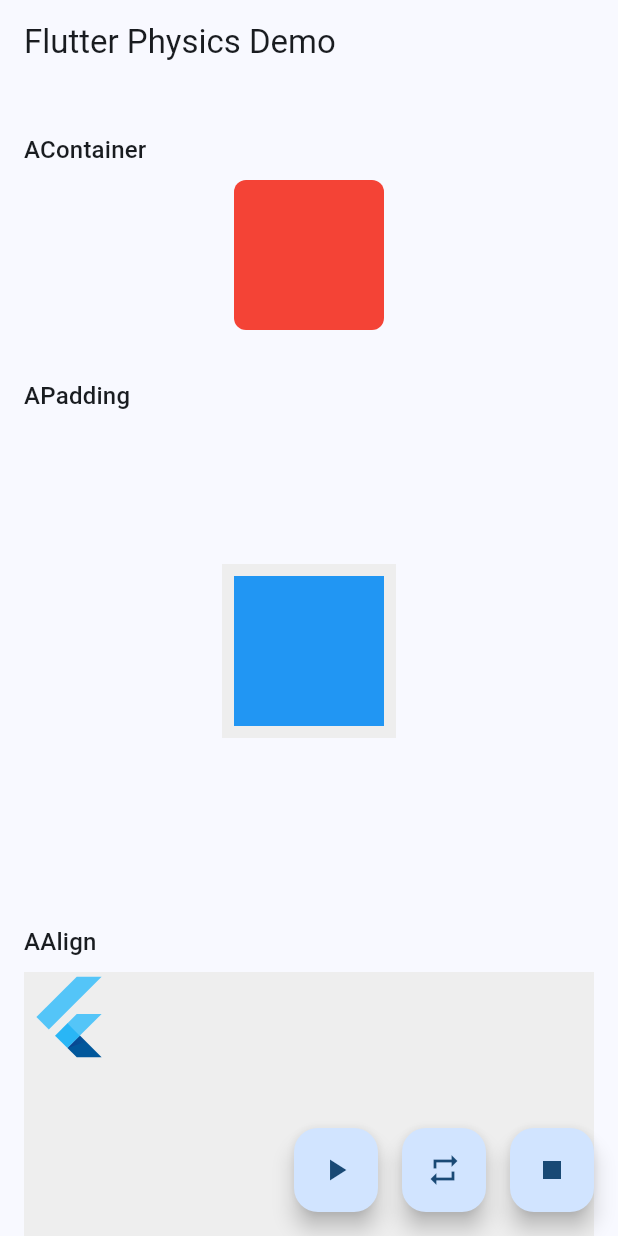
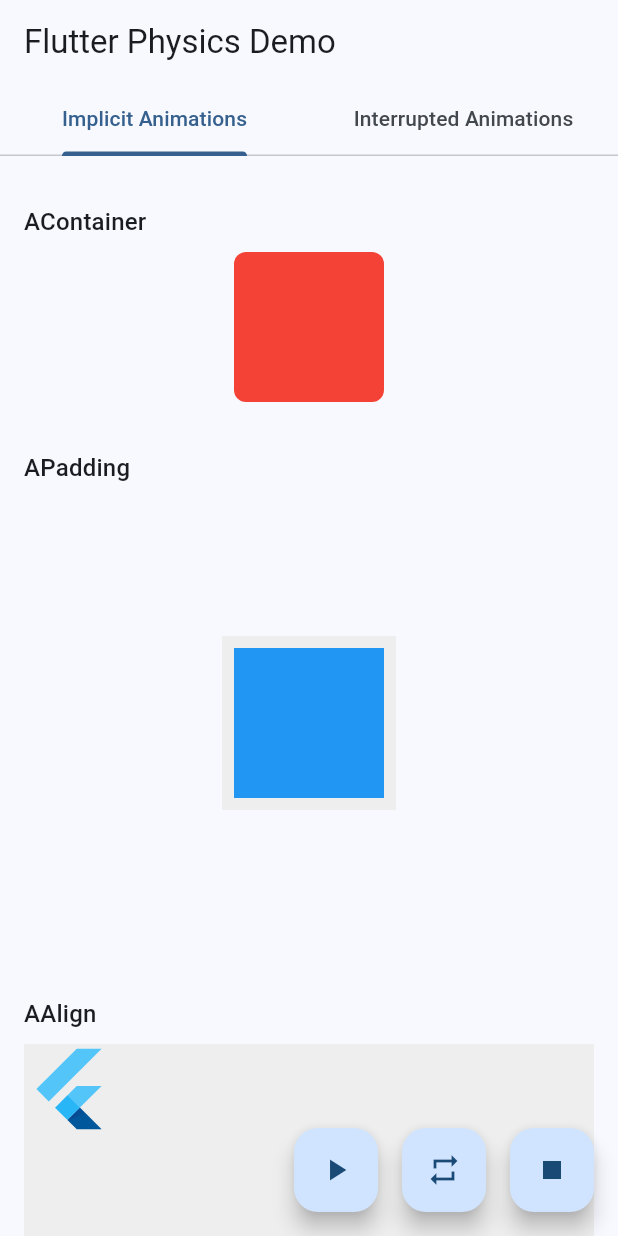
Before and after one commit to sangddn/flutter_physics, a Flutter app: the screen it shows after launch, on a phone screen of 412 x 824 dp. Run offline on Flutter 3.47's test engine with Material 3 defaults, Android fonts, the phone set to English and light mode, and no system bars.

Commit message:
Add implicit and interrupted animations pages
- Introduced two new pages: ImplicitAnimationsPage and InterruptedAnimationsPage, showcasing various animation behaviors using the Flutter Physics library.
- Updated main.dart to include a tabbed interface for easy navigation between the new animation pages.
- Removed the previous HomePage state management logic, simplifying the structure and enhancing readability.

```diff
--- /dev/null
+++ b/example/lib/implicit_animations_page.dart
@@ -0,0 +1,196 @@
+import 'dart:async';
+import 'package:flutter/material.dart';
+import 'package:flutter_physics/flutter_physics.dart';
+
+class ImplicitAnimationsPage extends StatefulWidget {
+  const ImplicitAnimationsPage({super.key});
+
+  @override
+  State<ImplicitAnimationsPage> createState() => _ImplicitAnimationsPageState();
+}
+
+class _ImplicitAnimationsPageState extends State<ImplicitAnimationsPage> {
+  bool _isAnimated = false;
+  Timer? _timer;
+
+  void _toggleAnimation() {
+    setState(() {
+      _isAnimated = !_isAnimated;
+    });
+  }
+
+  void _toggleBackAndForth() {
+    _timer?.cancel();
+    _timer = Timer.periodic(const Duration(milliseconds: 500), (timer) {
+      setState(() {
+        _isAnimated = !_isAnimated;
+      });
+    });
+  }
+
+  void _stopBackAndForth() {
+    _timer?.cancel();
+  }
+
+  @override
+  void dispose() {
+    _timer?.cancel();
+    super.dispose();
+  }
+
+  @override
+  Widget build(BuildContext context) {
+    final spring = Spring.elegant;
+    return Scaffold(
+      body: SingleChildScrollView(
+        padding: const EdgeInsets.all(16.0),
+        child: Column(
+          crossAxisAlignment: CrossAxisAlignment.start,
+          children: [
+            _buildSection(
+              'AContainer',
+              AContainer(
+                physics: spring,
+                decoration: BoxDecoration(
+                  color: _isAnimated ? Colors.blue : Colors.red,
+                  borderRadius: BorderRadius.circular(8),
+                ),
+                child: const SizedBox(width: 100, height: 100),
+              ),
+            ),
+            _buildSection(
+              'APadding',
+              SizedBox(
+                height: 300.0,
+                child: Center(
+                  child: ColoredBox(
+                    color: Colors.grey[200]!,
+                    child: APadding(
+                      physics: spring,
+                      padding: _isAnimated
+                          ? const EdgeInsets.all(32)
+                          : const EdgeInsets.all(8),
+                      child: Container(
+                        color: Colors.blue,
+                        width: 100,
+                        height: 100,
+                      ),
+                    ),
+                  ),
+                ),
+              ),
+            ),
+            _buildSection(
+              'AAlign',
+              Container(
+                height: 200,
+                color: Colors.grey[200],
+                child: AAlign(
+                  physics: spring,
+                  alignment:
+                      _isAnimated ? Alignment.bottomRight : Alignment.topLeft,
+                  child: const FlutterLogo(size: 60),
+                ),
+              ),
+            ),
+            _buildSection(
+              'AScale',
+              AScale(
+                physics: spring,
+                scale: _isAnimated ? 2.0 : 1.0,
+                child: const FlutterLogo(size: 50),
+              ),
+            ),
+            _buildSection(
+              'ARotation',
+              ARotation(
+                physics: spring,
+                turns: _isAnimated ? 1.0 : 0.0,
+                child: const FlutterLogo(size: 50),
+              ),
+            ),
+            _buildSection(
+              'ASlide',
+              SizedBox(
+                height: 100,
+                child: ASlide(
+                  physics: spring,
+                  offset: _isAnimated ? const Offset(0.5, 0.0) : Offset.zero,
+                  child: const FlutterLogo(size: 50),
+                ),
+              ),
+            ),
+            _buildSection(
+              'AOpacity',
+              AOpacity(
+                physics: spring,
+                opacity: _isAnimated ? 0.3 : 1.0,
+                child: const FlutterLogo(size: 50),
+              ),
+            ),
+            _buildSection(
+              'APhysicalModel',
+              APhysicalModel(
+                physics: spring,
+                elevation: _isAnimated ? 20.0 : 2.0,
+                color: _isAnimated ? Colors.blue : Colors.red,
+                shadowColor: Colors.black,
+                borderRadius: BorderRadius.circular(8),
+                child: const SizedBox(width: 100, height: 100),
+              ),
+            ),
+            _buildSection(
+              'AFractionallySizedBox',
+              Container(
+                color: Colors.grey[200],
+                height: 100,
+                child: AFractionallySizedBox(
+                  physics: spring,
+                  widthFactor: _isAnimated ? 1.0 : 0.5,
+                  child: Container(color: Colors.blue),
+                ),
+              ),
+            ),
+            const SizedBox(height: 500),
+          ],
+        ),
+      ),
+      floatingActionButton: Row(
+        mainAxisSize: MainAxisSize.min,
+        children: [
+          FloatingActionButton(
+            onPressed: _toggleAnimation,
+            child: Icon(_isAnimated ? Icons.refresh : Icons.play_arrow),
+          ),
+          const SizedBox(width: 16),
+          FloatingActionButton(
+            onPressed: _toggleBackAndForth,
+            child: const Icon(Icons.repeat),
+          ),
+          const SizedBox(width: 16),
+          FloatingActionButton(
+            onPressed: _stopBackAndForth,
+            child: const Icon(Icons.stop),
+          ),
+        ],
+      ),
+    );
+  }
+
+  Widget _buildSection(String title, Widget child) {
+    return Padding(
+      padding: const EdgeInsets.symmetric(vertical: 16.0),
+      child: Column(
+        crossAxisAlignment: CrossAxisAlignment.start,
+        children: [
+          Text(
+            title,
+            style: Theme.of(context).textTheme.titleMedium,
+          ),
+          const SizedBox(height: 8),
+          Center(child: child),
+        ],
+      ),
+    );
+  }
+}
--- a/example/lib/main.dart
+++ b/example/lib/main.dart
@@ -1,7 +1,6 @@
-import 'dart:async';
-
 import 'package:flutter/material.dart';
-import 'package:flutter_physics/flutter_physics.dart';
+import 'implicit_animations_page.dart';
+import 'interrupted_animations_page.dart';
 
 void main() {
   runApp(const MyApp());
@@ -23,190 +22,29 @@ class MyApp extends StatelessWidget {
   }
 }
 
-class HomePage extends StatefulWidget {
+class HomePage extends StatelessWidget {
   const HomePage({super.key});
 
   @override
-  State<HomePage> createState() => _HomePageState();
-}
-
-class _HomePageState extends State<HomePage> {
-  bool _isAnimated = false;
-  Timer? _timer;
-
-  void _toggleAnimation() {
-    setState(() {
-      _isAnimated = !_isAnimated;
-    });
-  }
-
-  void _toggleBackAndForth() {
-    _timer?.cancel();
-    _timer = Timer.periodic(const Duration(milliseconds: 500), (timer) {
-      setState(() {
-        _isAnimated = !_isAnimated;
-      });
-    });
-  }
-
-  void _stopBackAndForth() {
-    _timer?.cancel();
-  }
-
-  @override
   Widget build(BuildContext context) {
-    final spring = Spring.elegant;
-    return Scaffold(
-      appBar: AppBar(
-        title: const Text('Flutter Physics Demo'),
-      ),
-      body: SingleChildScrollView(
-        padding: const EdgeInsets.all(16.0),
-        child: Column(
-          crossAxisAlignment: CrossAxisAlignment.start,
+    return DefaultTabController(
+      length: 2,
+      child: Scaffold(
+        appBar: AppBar(
+          title: const Text('Flutter Physics Demo'),
+          bottom: const TabBar(
+            tabs: [
+              Tab(text: 'Implicit Animations'),
+              Tab(text: 'Interrupted Animations'),
+            ],
+          ),
+        ),
+        body: const TabBarView(
           children: [
-            _buildSection(
-              'AContainer',
-              AContainer(
-                physics: spring,
-                decoration: BoxDecoration(
-                  color: _isAnimated ? Colors.blue : Colors.red,
-                  borderRadius: BorderRadius.circular(8),
-                ),
-                child: const SizedBox(width: 100, height: 100),
-              ),
-            ),
-            _buildSection(
-              'APadding',
-              SizedBox(
-                height: 300.0,
-                child: Center(
-                  child: ColoredBox(
-                    color: Colors.grey[200]!,
-                    child: APadding(
-                      physics: spring,
-                      padding: _isAnimated
-                          ? const EdgeInsets.all(32)
-                          : const EdgeInsets.all(8),
-                      child: Container(
-                        color: Colors.blue,
-                        width: 100,
-                        height: 100,
-                      ),
-                    ),
-                  ),
-                ),
-              ),
-            ),
-            _buildSection(
-              'AAlign',
-              Container(
-                height: 200,
-                color: Colors.grey[200],
-                child: AAlign(
-                  physics: spring,
-                  alignment:
-                      _isAnimated ? Alignment.bottomRight : Alignment.topLeft,
-                  child: const FlutterLogo(size: 60),
-                ),
-              ),
-            ),
-            _buildSection(
-              'AScale',
-              AScale(
-                physics: spring,
-                scale: _isAnimated ? 2.0 : 1.0,
-                child: const FlutterLogo(size: 50),
-              ),
-            ),
-            _buildSection(
-              'ARotation',
-              ARotation(
-                physics: spring,
-                turns: _isAnimated ? 1.0 : 0.0,
-                child: const FlutterLogo(size: 50),
-              ),
-            ),
-            _buildSection(
-              'ASlide',
-              SizedBox(
-                height: 100,
-                child: ASlide(
-                  physics: spring,
-                  offset: _isAnimated ? const Offset(0.5, 0.0) : Offset.zero,
-                  child: const FlutterLogo(size: 50),
-                ),
-              ),
-            ),
-            _buildSection(
-              'AOpacity',
-              AOpacity(
-                physics: spring,
-                opacity: _isAnimated ? 0.3 : 1.0,
-                child: const FlutterLogo(size: 50),
-              ),
-            ),
-            _buildSection(
-              'APhysicalModel',
-              APhysicalModel(
-                physics: spring,
-                elevation: _isAnimated ? 20.0 : 2.0,
-                color: _isAnimated ? Colors.blue : Colors.red,
-                shadowColor: Colors.black,
-                borderRadius: BorderRadius.circular(8),
-                child: const SizedBox(width: 100, height: 100),
-              ),
-            ),
-            _buildSection(
-              'AFractionallySizedBox',
-              Container(
-                color: Colors.grey[200],
-                height: 100,
-                child: AFractionallySizedBox(
-                  physics: spring,
-                  widthFactor: _isAnimated ? 1.0 : 0.5,
-                  child: Container(color: Colors.blue),
-                ),
-              ),
-            ),
-            const SizedBox(height: 500),
+            ImplicitAnimationsPage(),
+            InterruptedAnimationsPage(),
           ],
         ),
-      ),
-      floatingActionButton: Row(
-        mainAxisSize: MainAxisSize.min,
-        spacing: 16.0,
-        children: [
-          FloatingActionButton(
-            onPressed: _toggleAnimation,
-            child: Icon(_isAnimated ? Icons.refresh : Icons.play_arrow),
-          ),
-          FloatingActionButton(
-            onPressed: _toggleBackAndForth,
-            child: const Icon(Icons.repeat),
-          ),
-          FloatingActionButton(
-            onPressed: _stopBackAndForth,
-            child: const Icon(Icons.stop),
-          ),
-        ],
-      ),
-    );
-  }
-
-  Widget _buildSection(String title, Widget child) {
-    return Padding(
-      padding: const EdgeInsets.symmetric(vertical: 16.0),
-      child: Column(
-        crossAxisAlignment: CrossAxisAlignment.start,
-        children: [
-          Text(
-            title,
-            style: Theme.of(context).textTheme.titleMedium,
-          ),
-          const SizedBox(height: 8),
-          Center(child: child),
-        ],
       ),
     );
   }
```
Also changed, not shown: example/lib/interrupted_animations_page.dart (added, +162 -0 lines).
